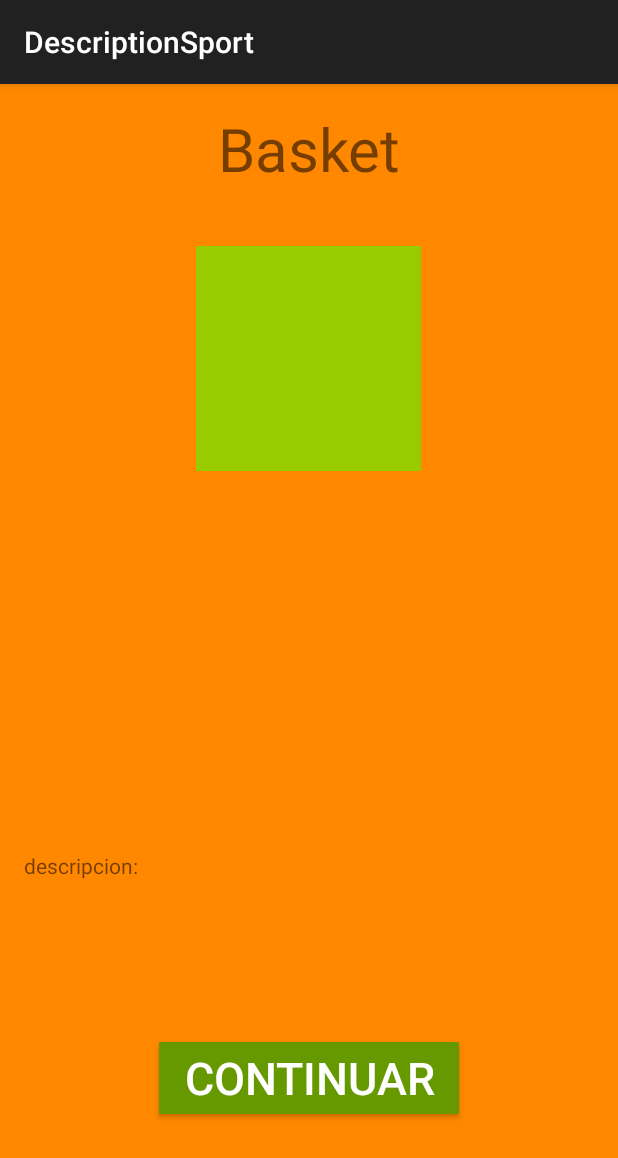
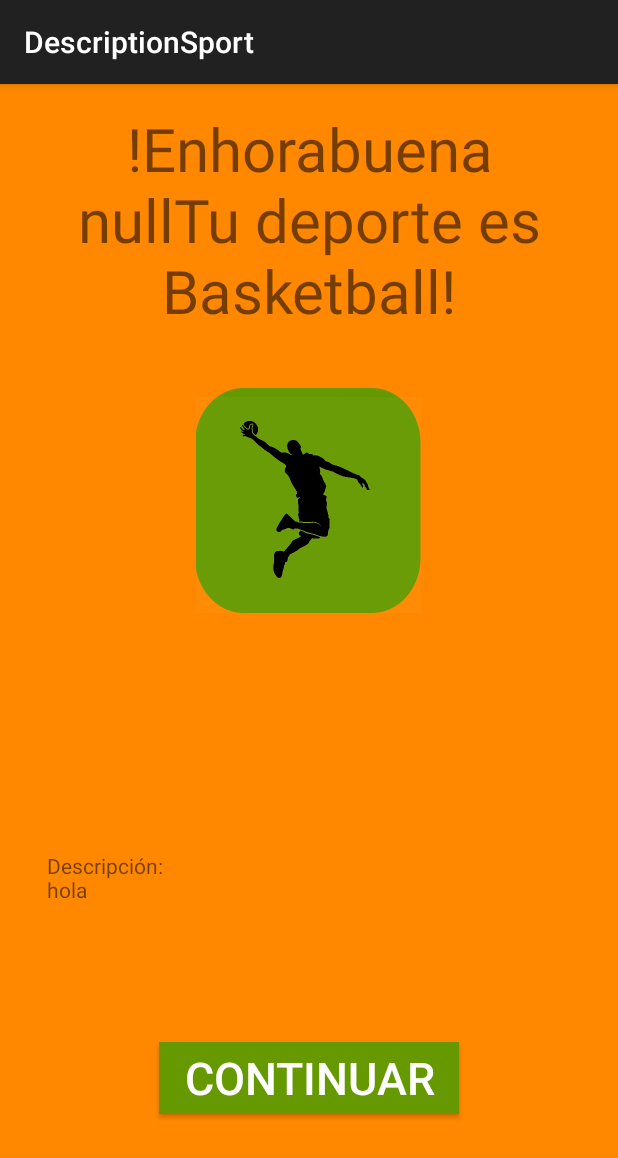
Before and after one commit to tizon9804/ubung-mobile, an Android app: the DescriptionSportActivity screen opened directly, with no data from a screen before it, on a phone screen of 412 x 824 dp. Shown: the top 1158 px of the screen. Run offline under Robolectric (Android 15) with nearby library versions, the phone set to English and light mode, and no system bars.

```diff
--- a/app/src/main/java/com/ubung/tc/ubungmobile/controlador/DescriptionSportActivity.java
+++ b/app/src/main/java/com/ubung/tc/ubungmobile/controlador/DescriptionSportActivity.java
@@ -6,17 +6,47 @@ import android.support.v7.app.ActionBarActivity;
 import android.view.MotionEvent;
 import android.view.View;
 import android.widget.Button;
+import android.widget.ImageView;
+import android.widget.TextView;
 
 import com.ubung.tc.ubungmobile.R;
 
 
 public class DescriptionSportActivity extends ActionBarActivity {
 
+    // -----------------------------------------------------
+// CONSTRUCTOR
+// -----------------------------------------------------
     @Override
     protected void onCreate(Bundle savedInstanceState) {
         super.onCreate(savedInstanceState);
         setContentView(R.layout.activity_description_sport);
+        InitLabels();
         initButtons();
+    }
+    // -----------------------------------------------------
+// INICIALIZADORES
+// -----------------------------------------------------
+
+    private void InitLabels() {
+
+        Intent t=getIntent();
+
+        String id=t.getStringExtra(MainUbungActivity.ID);
+        String position=t.getStringExtra(MainUbungActivity.POSITION);
+        String user=t.getStringExtra(MainUbungActivity.USER);
+        String deporte="Basketball";
+        String descripcion="hola";
+        //Todo obtener el deporte escogido dado el id o posicion
+        TextView txtv=(TextView)findViewById(R.id.title_description_sport);
+        txtv.setText("!Enhorabuena "+ user + "Tu deporte es "+ deporte + "!");
+        ImageView image= (ImageView)findViewById(R.id.image_sport_description);
+        Integer imagePath= getResources().getIdentifier("basket" , "drawable", getPackageName());
+        image.setImageResource(imagePath );
+        TextView txtdesc=(TextView)findViewById(R.id.description_sport);
+        txtdesc.setText("Descripción:\n"+descripcion);
+
+
     }
 
     private void initButtons() {
@@ -44,6 +74,10 @@ public class DescriptionSportActivity extends ActionBarActivity {
 
     }
 
+    // -----------------------------------------------------
+// CONEXION SIGUIENTE ACTIVIDAD
+// -----------------------------------------------------
+
     private void nextActivity() {
         Intent i = new Intent(this, LocationActivity.class);
         startActivity(i);
--- a/app/src/main/res/layout/activity_description_sport.xml
+++ b/app/src/main/res/layout/activity_description_sport.xml
@@ -20,7 +20,7 @@
         android:textSize="40dp" />
 
     <ImageView
-        android:id="@+id/imageView2"
+        android:id="@+id/image_sport_description"
         android:layout_width="150dp"
         android:layout_height="150dp"
         android:layout_below="@+id/title_description_sport"
@@ -35,6 +35,8 @@
         android:layout_above="@+id/btn_continue"
         android:layout_alignParentEnd="true"
         android:layout_marginBottom="27dp"
+        android:layout_marginLeft="15dp"
+        android:layout_marginRight="15dp"
         android:text="descripcion:" />
 
     <Button
--- a/app/src/main/res/values/strings.xml
+++ b/app/src/main/res/values/strings.xml
@@ -14,7 +14,9 @@
     <string name="title_activity_description_sport">DescriptionSport</string>
     <string name="btn_continue">Continuar</string>
     <string name="title_activity_programacion">ProgramacionActivity</string>
-
+    <string name="flip">Deslice</string>
+    <string name="title_user">Danos Tu Nombre!</string>
+    <string name="nombre_usuario">Nombre de Usuario</string>
     <!-- TODO: Remove or change this placeholder text -->
     <string name="hello_blank_fragment">Hello blank fragment</string>
     <string name="title_activity_lista_zonas">ListaZonasActivity</string>
```
Also changed, not shown: app/src/main/java/com/ubung/tc/ubungmobile/controlador/ChooseSportActivity.java (+26 -7 lines), app/src/main/java/com/ubung/tc/ubungmobile/controlador/MainUbungActivity.java (+13 -5 lines), app/src/main/res/layout/info_app1.xml (+10 -0 lines), app/src/main/res/layout/info_app2.xml (+10 -0 lines), app/src/main/res/layout/inicio_ubung.xml (+11 -1 lines), app/src/main/res/layout/user_registation.xml (+34 -6 lines).
